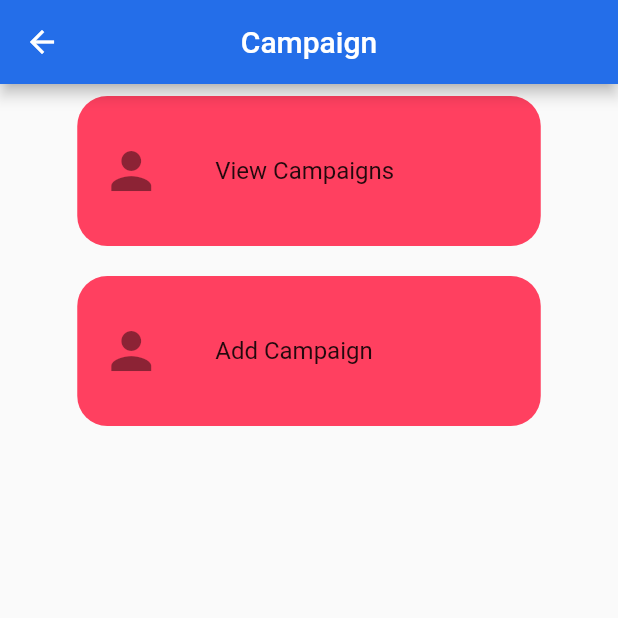
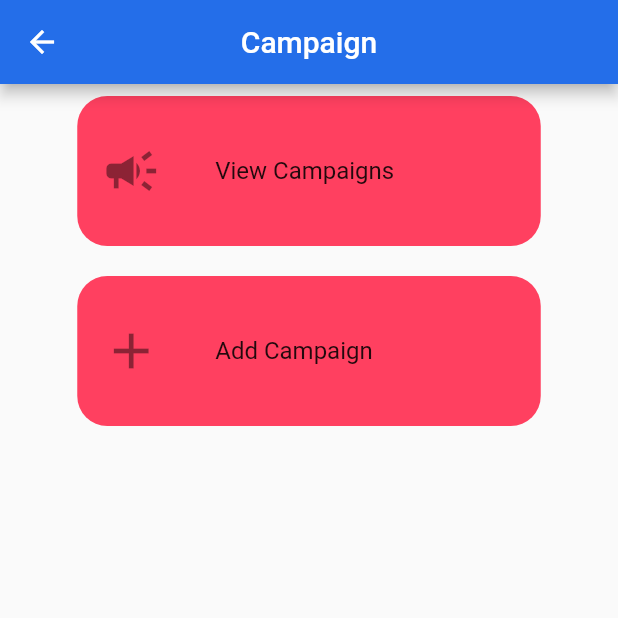
Before and after one commit to NiTHiN6282/ebucket, a Flutter app: the AdminHome screen opened directly, after a tap on "Campaign", on a phone screen of 412 x 824 dp, the top half of it. Run offline on Flutter 3.47's test engine with Material 2 defaults, Android fonts, the phone set to English and light mode, and no system bars; our stand-ins replace cloud_firestore, firebase_auth, firebase_core, firebase_storage, google_fonts, image_picker and 1 more; missing offline and left inert: flutter_page_indicator_tv, flutter_swiper_tv; accounts and stored records are empty.

Commit message:
admin ui edited

```diff
--- a/lib/admin/adminhome.dart
+++ b/lib/admin/adminhome.dart
@@ -100,7 +100,7 @@ class _AdminHomeState extends State<AdminHome> {
                       child: Center(
                         child: ListTile(
                           leading: Icon(
-                            Icons.person,
+                            Icons.group,
                             size: 40,
                           ),
                           title: Padding(
@@ -134,7 +134,7 @@ class _AdminHomeState extends State<AdminHome> {
                       child: Center(
                         child: ListTile(
                           leading: Icon(
-                            Icons.person,
+                            Icons.campaign,
                             size: 40,
                           ),
                           title: Padding(
@@ -168,12 +168,46 @@ class _AdminHomeState extends State<AdminHome> {
                       child: Center(
                         child: ListTile(
                           leading: Icon(
-                            Icons.person,
+                            Icons.card_travel,
                             size: 40,
                           ),
                           title: Padding(
                             padding: const EdgeInsets.only(left: 20.0),
                             child: Text("Products"),
+                          ),
+                          onTap: () {
+                            Navigator.push(
+                                context,
+                                MaterialPageRoute(
+                                    builder: (context) => AdminProducts()));
+                          },
+                        ),
+                      ),
+                    ),
+                  ),
+                ),
+                SizedBox(
+                  height: 20,
+                ),
+                Center(
+                  child: Card(
+                    elevation: 10,
+                    shadowColor: Colors.grey,
+                    child: Container(
+                      width: MediaQuery.of(context).size.width * 0.75,
+                      height: 100,
+                      decoration: BoxDecoration(
+                        color: Color(0xff00adb5),
+                      ),
+                      child: Center(
+                        child: ListTile(
+                          leading: Icon(
+                            Icons.shopping_cart,
+                            size: 40,
+                          ),
+                          title: Padding(
+                            padding: const EdgeInsets.only(left: 20.0),
+                            child: Text("Orders"),
                           ),
                           onTap: () {
                             Navigator.push(
--- a/lib/admin/campaign/admincampaign.dart
+++ b/lib/admin/campaign/admincampaign.dart
@@ -37,7 +37,7 @@ class _AdminCampaignState extends State<AdminCampaign> {
                     child: Center(
                       child: ListTile(
                         leading: Icon(
-                          Icons.person,
+                          Icons.campaign,
                           size: 40,
                         ),
                         title: Padding(
@@ -67,7 +67,7 @@ class _AdminCampaignState extends State<AdminCampaign> {
                     child: Center(
                       child: ListTile(
                         leading: Icon(
-                          Icons.person,
+                          Icons.add,
                           size: 40,
                         ),
                         title: Padding(
```
